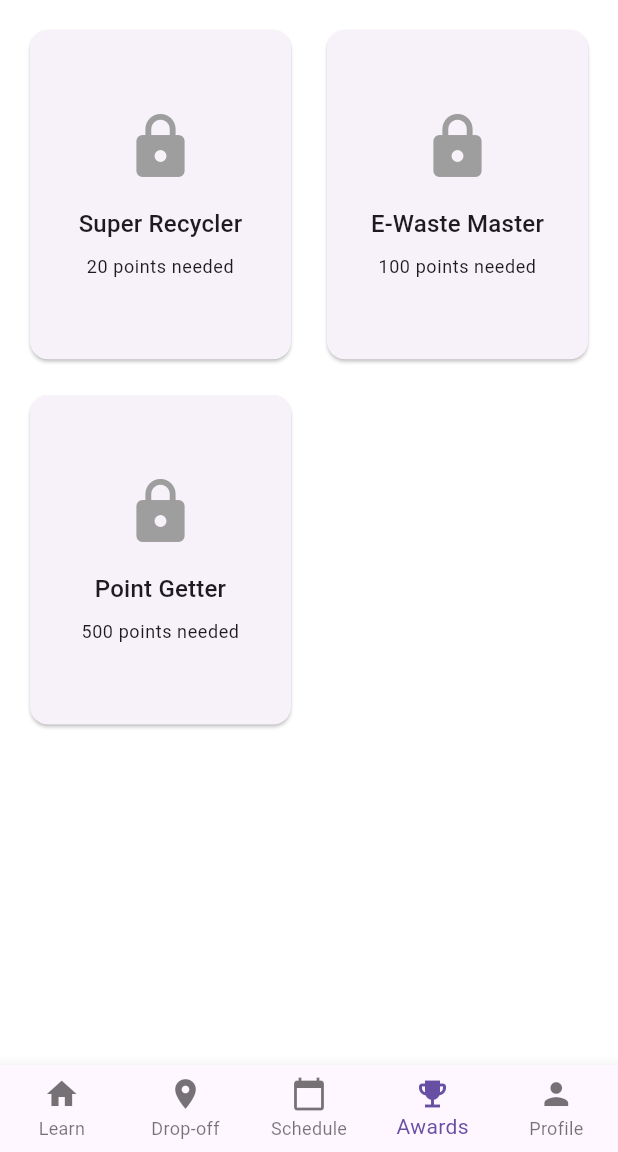
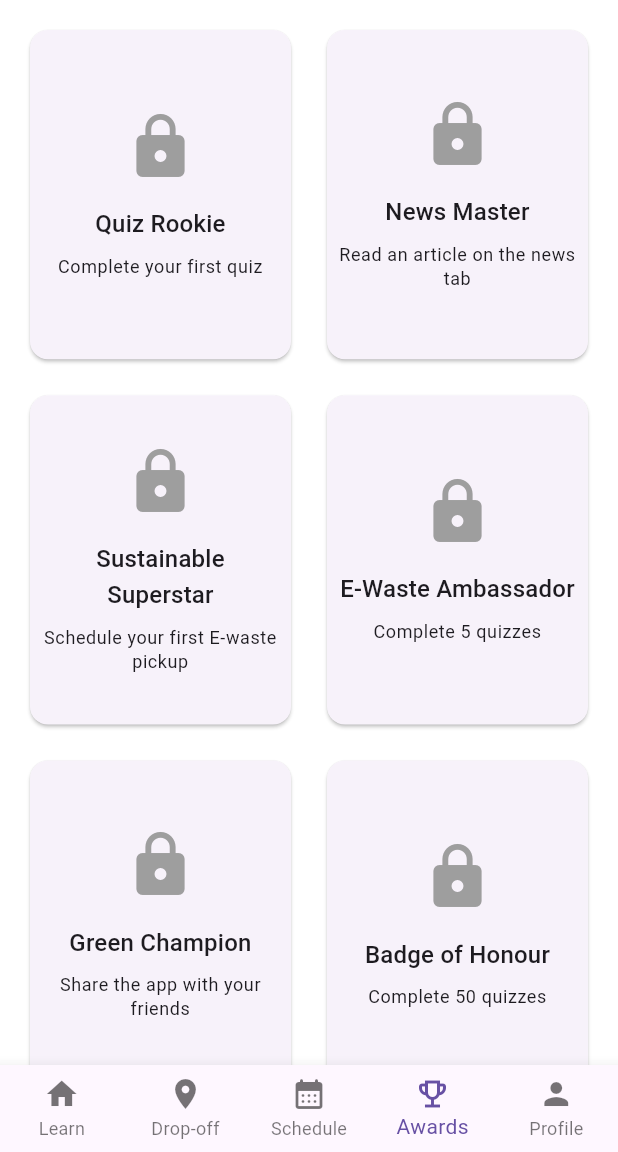
Before and after one commit to andy-iio/Hackathon_2024, a Flutter app: the screen it shows after launch, item 4 of the bottom bar chosen, on a phone screen of 412 x 824 dp, the part 84-1236 px from its top. Run offline on Flutter 3.47's test engine with Material 3 defaults, Android fonts, the phone set to English and light mode, and no system bars.

Commit message:
finished awards page

```diff
--- a/lib/awards.dart
+++ b/lib/awards.dart
@@ -3,37 +3,55 @@ import 'package:flutter/material.dart';
 class Award {
   final String name;
   final String description;
-  final int pointsRequired;
+  final int pointsRequired; //needed to unlock
   final IconData icon;
-  final String? imagePath;
 
   const Award({
     required this.name,
     required this.description,
     required this.pointsRequired,
     required this.icon,
-    this.imagePath,
   });
 }
 
-const List<Award> predefinedAwards = [
+//awards to win, all are based on points rn, thats fine for our demo but if time we can change
+const List<Award> awardsList = [
   Award(
-    name: 'Super Recycler',
+    name: 'Quiz Rookie',
     description: 'Complete your first quiz',
     pointsRequired: 20,
-    icon: Icons.recycling,
+    icon: Icons.fact_check_rounded,
   ),
-  Award(
-    name: 'E-Waste Master',
-    description: 'Complete 10 levels',
-    pointsRequired: 100,
+
+    Award(
+    name: 'News Master',
+    description: 'Read an article on the news tab',
+    pointsRequired: 600,
     icon: Icons.star_border_purple500_rounded,
   ),
   Award(
-    name: 'Point Getter',
-    description: 'Earn 500 points',
+    name: 'Sustainable Superstar',
+    description: 'Schedule your first E-waste pickup',
     pointsRequired: 500,
-    icon: Icons.redeem_rounded,
+    icon: Icons.recycling,
+  ),
+    Award(
+    name: 'E-Waste Ambassador',
+    description: 'Complete 5 quizzes',
+    pointsRequired: 100,
+    icon: Icons.laptop_chromebook_outlined,
+  ),
+  Award(
+    name: 'Green Champion',
+    description: 'Share the app with your friends',
+    pointsRequired: 2000,
+    icon: Icons.energy_savings_leaf,
+  ),
+      Award(
+    name: 'Badge of Honour',
+    description: 'Complete 50 quizzes',
+    pointsRequired: 1000,
+    icon: Icons.gpp_good_sharp,
   ),
 ];
 
@@ -44,7 +62,7 @@ class AwardsPage extends StatelessWidget {
   const AwardsPage({
     super.key,
     required this.userPoints,
-    this.awards = predefinedAwards, // Now this is valid since predefinedAwards is constant
+    this.awards = awardsList,
   });
 
   @override
@@ -57,10 +75,10 @@ class AwardsPage extends StatelessWidget {
             valueListenable: userPoints,
             builder: (context, points, child) {
               return Padding(
-                padding: const EdgeInsets.all(16.0),
+                padding: const EdgeInsets.all(16.0), //for the points on the top bar
                 child: Row(
                   children: [
-                    const Icon(Icons.stars),
+                    const Icon(Icons.stars), //in top bar
                     const SizedBox(width: 4),
                     Text('$points pts'),
                   ],
@@ -72,11 +90,11 @@ class AwardsPage extends StatelessWidget {
       ),
       body: GridView.builder(
         padding: const EdgeInsets.all(16),
-        gridDelegate: const SliverGridDelegateWithFixedCrossAxisCount(
-          crossAxisCount: 2,
-          childAspectRatio: 0.8,
-          crossAxisSpacing: 16,
-          mainAxisSpacing: 16,
+        gridDelegate: const SliverGridDelegateWithFixedCrossAxisCount( //see info here: https://api.flutter.dev/flutter/rendering/SliverGridDelegateWithFixedCrossAxisCount-class.html?gad_source=1&gclid=Cj0KCQjwveK4BhD4ARIsAKy6pMKk8V3nNV5yvrhGbRyQCBI1SWKne2U4LNeDhD6v53qq4yLdfYJmHZcaAufhEALw_wcB&gclsrc=aw.ds
+          crossAxisCount: 2, //2 is the max that fit
+          childAspectRatio: 0.8, //length of the container
+          crossAxisSpacing: 16, //spacing bt containers
+          mainAxisSpacing: 16, //spacing bt containers
         ),
         itemCount: awards.length,
         itemBuilder: (context, index) {
@@ -84,7 +102,7 @@ class AwardsPage extends StatelessWidget {
           final bool isUnlocked = award.pointsRequired <= userPoints.value;
 
           return Card(
-            child: InkWell(
+            child: InkWell( //info for inkwell: https://api.flutter.dev/flutter/material/InkWell-class.html?gad_source=1&gclid=Cj0KCQjwveK4BhD4ARIsAKy6pMKqEdMOtAdDcQxQ9GLrtY02ZzOigfnnRwN5OcgToxhyXr08eygM_GkaAgsqEALw_wcB&gclsrc=aw.ds
               onTap: () {
                 showDialog(
                   context: context,
@@ -95,7 +113,7 @@ class AwardsPage extends StatelessWidget {
                 );
               },
               child: Padding(
-                padding: const EdgeInsets.all(8.0),
+                padding: const EdgeInsets.all(8.0), //padding for the words
                 child: Column(
                   mainAxisAlignment: MainAxisAlignment.center,
                   children: [
@@ -114,7 +132,7 @@ class AwardsPage extends StatelessWidget {
                     Text(
                       isUnlocked
                         ? 'Unlocked!'
-                        : '${award.pointsRequired} points needed',
+                        : award.description,
                       style: Theme.of(context).textTheme.bodySmall,
                       textAlign: TextAlign.center,
                     ),
@@ -129,6 +147,7 @@ class AwardsPage extends StatelessWidget {
   }
 }
 
+//the dialog box when the award is clicked on
 class AwardDetailsDialog extends StatelessWidget {
   final Award award;
   final bool isUnlocked;
@@ -147,7 +166,7 @@ class AwardDetailsDialog extends StatelessWidget {
         mainAxisSize: MainAxisSize.min,
         children: [
           Icon(
-            isUnlocked ? award.icon : Icons.lock,
+            isUnlocked ? award.icon : award.icon, //leaving this pointless line bc we can have this second one be icons.lock if wanted but i think it looks better with the icon now
             size: 64,
             color: isUnlocked ? Colors.amber : Colors.grey,
           ),
--- a/lib/main.dart
+++ b/lib/main.dart
@@ -90,11 +90,11 @@ class _BottomNavigationState extends State<BottomNavigation> {
             label: 'Drop-off',
           ),
           BottomNavigationBarItem(
-            icon: Icon(Icons.calendar_today),
+            icon: Icon(Icons.calendar_month_rounded),
             label: 'Schedule',
           ),
           BottomNavigationBarItem(
-            icon: Icon(Icons.emoji_events),
+            icon: Icon(Icons.emoji_events_outlined),
             label: 'Awards',
           ),
           BottomNavigationBarItem(
--- a/lib/quiz.dart
+++ b/lib/quiz.dart
@@ -42,7 +42,7 @@ class _QuizPathScreenState extends State<QuizPathScreen> {
           ),
         ],
       ),
-      body: SingleChildScrollView(
+      body: SingleChildScrollView( //see this link: https://api.flutter.dev/flutter/widgets/SingleChildScrollView-class.html?gad_source=1&gclid=Cj0KCQjwveK4BhD4ARIsAKy6pMJVZvPz8a-phtL-CS9-DaD-md_QColwbxbjN4N79MqFOhBFMgvm3eAaAu6pEALw_wcB&gclsrc=aw.ds
         child: Stack(
           children: [
             Container(
@@ -68,6 +68,7 @@ class _QuizPathScreenState extends State<QuizPathScreen> {
     );
   }
 
+//to make the path the levels follow
   Widget _buildLevelsPath() {
     return Stack(
       children: List.generate(levels.length, (index) {
@@ -124,7 +125,7 @@ class LevelButton extends StatelessWidget {
 
   @override
   Widget build(BuildContext context) {
-    return GestureDetector(
+    return GestureDetector( //here: https://api.flutter.dev/flutter/widgets/GestureDetector-class.html?gad_source=1&gclid=Cj0KCQjwveK4BhD4ARIsAKy6pMLEqRmPB6iZQgKY30T_-Cl2qjqpjmC8v63wEBxuddoV8DVyvjPUzuMaAlpbEALw_wcB&gclsrc=aw.ds
       onTap: onTap,
       child: Container(
         width: 60,
```
